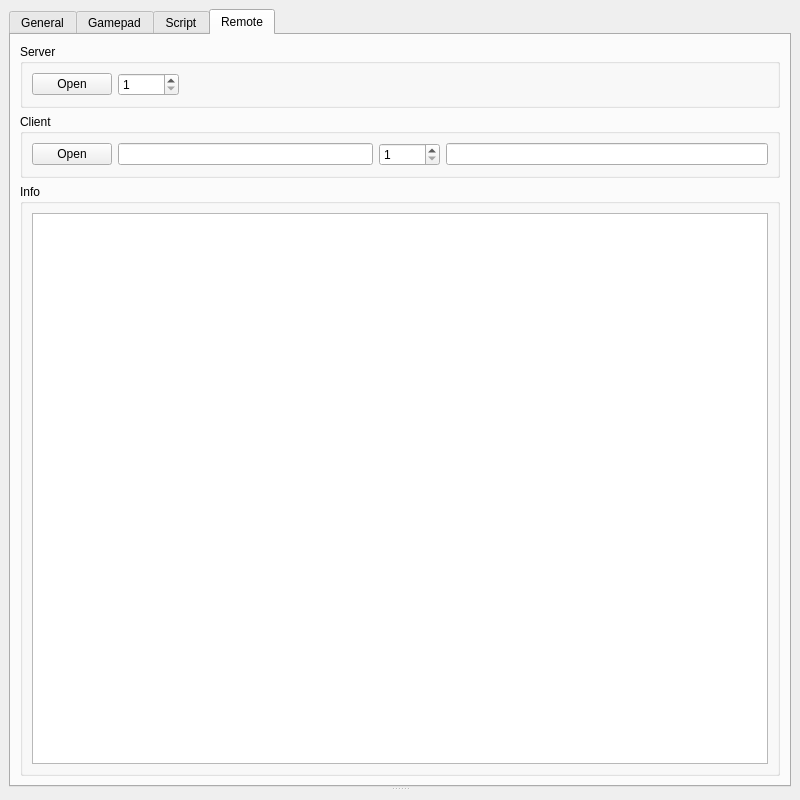
zhengran14/SwitchGamepad, file gamepad.ui: the form before one commit.
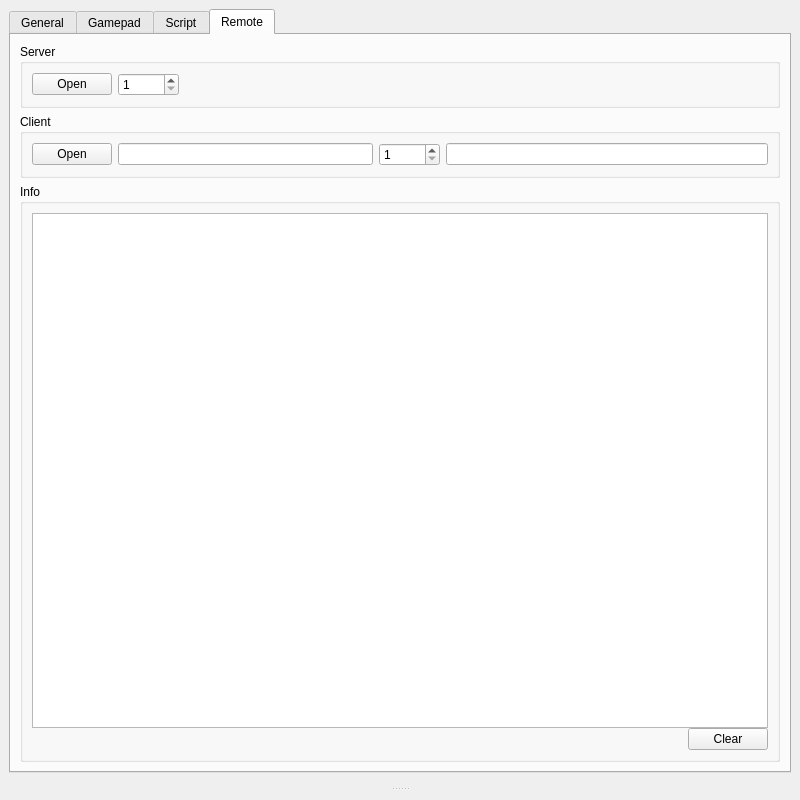
The form after the commit. The open tabs and pages were chosen to show the change. Custom widgets are drawn as their Qt base class.

Commit message: Add remote run script

Diff of the .ui file:
```diff
--- a/gamepad.ui
+++ b/gamepad.ui
@@ -27,7 +27,10 @@
        <enum>Qt::Vertical</enum>
       </property>
       <widget class="QWidget" name="widget" native="true">
-       <layout class="QGridLayout" name="gridLayout_3">
+       <layout class="QVBoxLayout" name="verticalLayout_7">
+        <property name="spacing">
+         <number>0</number>
+        </property>
         <property name="leftMargin">
          <number>0</number>
         </property>
@@ -40,10 +43,7 @@
         <property name="bottomMargin">
          <number>0</number>
         </property>
-        <property name="spacing">
-         <number>0</number>
-        </property>
-        <item row="0" column="0">
+        <item>
          <widget class="QTabWidget" name="tabWidget">
           <property name="minimumSize">
            <size>
@@ -55,7 +55,7 @@
            <enum>Qt::NoFocus</enum>
           </property>
           <property name="currentIndex">
-           <number>3</number>
+           <number>2</number>
           </property>
           <widget class="QWidget" name="tab">
            <attribute name="title">
@@ -893,7 +893,7 @@
             </item>
            </layout>
           </widget>
-          <widget class="QWidget" name="tab_3">
+          <widget class="QWidget" name="scriptTab">
            <attribute name="title">
             <string>Script</string>
            </attribute>
@@ -1302,7 +1302,10 @@
               <property name="title">
                <string>Info</string>
               </property>
-              <layout class="QHBoxLayout" name="horizontalLayout_14">
+              <layout class="QVBoxLayout" name="verticalLayout_6">
+               <property name="spacing">
+                <number>0</number>
+               </property>
                <item>
                 <widget class="QTextBrowser" name="remoteInfo">
                  <property name="enabled">
@@ -1313,6 +1316,30 @@
                  </property>
                 </widget>
                </item>
+               <item>
+                <layout class="QHBoxLayout" name="horizontalLayout_14">
+                 <item>
+                  <spacer name="horizontalSpacer_5">
+                   <property name="orientation">
+                    <enum>Qt::Horizontal</enum>
+                   </property>
+                   <property name="sizeHint" stdset="0">
+                    <size>
+                     <width>40</width>
+                     <height>20</height>
+                    </size>
+                   </property>
+                  </spacer>
+                 </item>
+                 <item>
+                  <widget class="QPushButton" name="remoteInfoClear">
+                   <property name="text">
+                    <string>Clear</string>
+                   </property>
+                  </widget>
+                 </item>
+                </layout>
+               </item>
               </layout>
              </widget>
             </item>
@@ -1320,6 +1347,13 @@
           </widget>
          </widget>
         </item>
+        <item>
+         <widget class="QLabel" name="status">
+          <property name="alignment">
+           <set>Qt::AlignRight|Qt::AlignTrailing|Qt::AlignVCenter</set>
+          </property>
+         </widget>
+        </item>
        </layout>
       </widget>
       <widget class="QWidget" name="videoCaptureFrame" native="true">
```
The commit also changes 9 other files.
